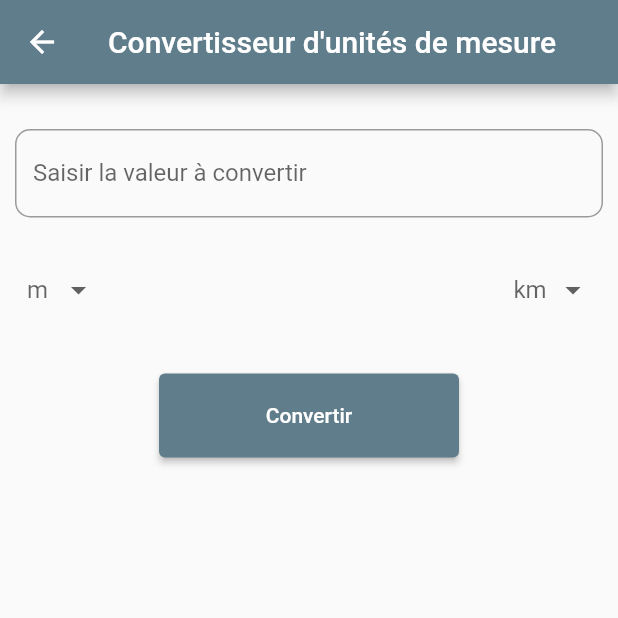
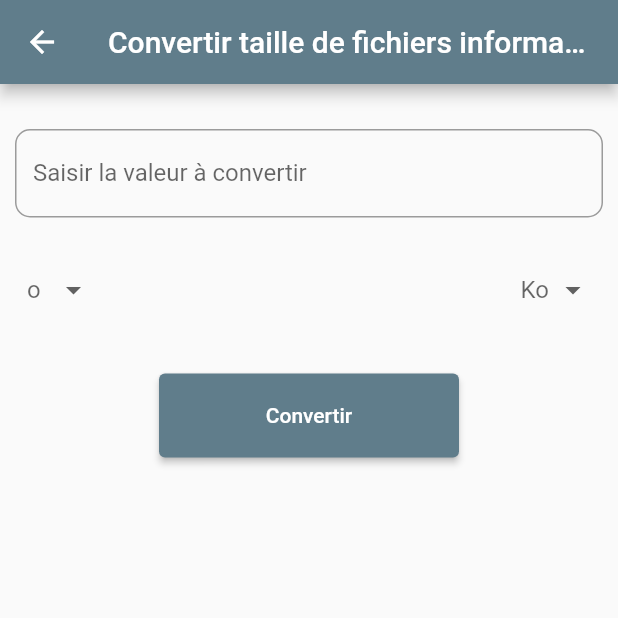
Before and after one commit to lucasdsm78/UtilitaireFlutter, a Flutter app: the HomePage screen opened by its route, after a tap on "Informatique", on a phone screen of 412 x 824 dp, the top half of it. Run offline on Flutter 3.47's test engine with Material 2 defaults, Android fonts, the light colour scheme and no system bars.

Commit message:
_FileSize convertir taille de fichiers informatiques

```diff
--- /dev/null
+++ b/lib/widgets/_FileSizePage.dart
@@ -0,0 +1,166 @@
+import 'package:flutter/material.dart';
+import 'package:flutter/services.dart';
+
+class FileSizePage extends StatefulWidget {
+  static const tag = 'file_size_page';
+
+  @override
+  _FileSizePageState createState() => _FileSizePageState();
+}
+
+class _FileSizePageState extends State<FileSizePage> {
+
+  // 2 tableaux pour alimenter les dropdown
+  final _fromMeasureItems = ['o','Ko'];
+  final _toMeasureItems = ['o','Ko','Mo','Go','To','Po'];
+
+  final _unitController = TextEditingController();
+  var _fromUnit;
+  var _toUnit;
+  int _result = 0;
+  double _finalResult = 0;
+  bool unitsSelected = false;
+
+  // Création d'un dropdown menu
+  DropdownMenuItem<String> buildMenuItem(String item) =>
+      DropdownMenuItem(
+        value: item,
+        child: Text(
+          item,
+          style: const TextStyle(
+            fontWeight: FontWeight.bold,
+          ),
+        ),
+      );
+
+  @override
+  Widget build(BuildContext context) {
+    return Scaffold(
+      appBar: AppBar(
+        title: const Text('Convertir taille de fichiers informatique'),
+      ),
+      body: SafeArea(
+        child: Padding(
+          padding: const EdgeInsets.all(10.0),
+          child: Column(
+            children: [
+              Padding(
+                padding: const EdgeInsets.only(top: 20.0),
+                child: TextField(
+                  controller: _unitController,
+                  keyboardType: TextInputType.number,
+                  inputFormatters: [
+                    FilteringTextInputFormatter.digitsOnly,
+                  ],
+                  decoration: InputDecoration(
+                    labelText: 'Saisir la valeur à convertir',
+                    border: OutlineInputBorder(
+                      borderRadius: BorderRadius.circular(10),
+                    ),
+                  ),
+                ),
+              ),
+              const SizedBox(height: 16.0,),
+              Padding(
+                padding: const EdgeInsets.all(8.0),
+                child: Row(
+                  mainAxisAlignment: MainAxisAlignment.spaceBetween,
+                  children: [
+                    Column(
+                      crossAxisAlignment: CrossAxisAlignment.start,
+                      children: [
+                        DropdownButtonHideUnderline(
+                          child: DropdownButton(
+                            hint: const Text('o',),
+                            value: _fromUnit,
+                            items: _fromMeasureItems.map(buildMenuItem).toList(),
+                            onChanged: (value) => setState(() {
+                              this._fromUnit = value;
+                              unitsSelected = false;
+                            }),
+                          ),
+                        ),
+                      ],
+                    ),
+                    Column(
+                      crossAxisAlignment: CrossAxisAlignment.start,
+                      children: [
+                        DropdownButtonHideUnderline(
+                          child: DropdownButton(
+                            hint: const Text('Ko'),
+                            value: _toUnit,
+                            items: _toMeasureItems.map(buildMenuItem).toList(),
+                            onChanged: (value) => setState(() {
+                              this._toUnit = value;
+                              unitsSelected = false;
+                            }),
+                          ),
+                        ),
+                      ],
+                    ),
+                  ],
+                ),
+              ),
+              const SizedBox(height: 16.0,),
+              Padding(
+                padding: const EdgeInsets.all(8.0),
+                child: ElevatedButton(
+                  style: ButtonStyle(
+                      padding: MaterialStateProperty.all(const EdgeInsets.all(20)),
+                      minimumSize: MaterialStateProperty.all(const Size(200, 40))
+                  ),
+                  onPressed: () {
+                    setState(() {
+                      _result = int.parse(_unitController.text);
+                    });
+                    // Vérifie si la saisie de l'utilisateur est complète
+                    if(_unitController.text != '' && _fromUnit.isNotEmpty  && _toUnit.isNotEmpty) {
+                      unitsSelected = true;
+                      if(_fromUnit == 'o' && _toUnit == 'o'){
+                        _finalResult = _result * 1;
+                      } else if(_fromUnit == 'o' && _toUnit == 'Ko'){
+                        _finalResult = _result / 1000;
+                      } else if(_fromUnit == 'o' && _toUnit == 'Mo'){
+                        _finalResult = _result / 1000000;
+                      } else if(_fromUnit == 'o' && _toUnit == 'Go'){
+                        _finalResult = _result * 1e-9;
+                      } else if(_fromUnit == 'o' && _toUnit == 'To'){
+                        _finalResult = _result * 1e-12;
+                      } else if(_fromUnit == 'o' && _toUnit == 'Po'){
+                        _finalResult = _result * 1e-15;
+                      } else if(_fromUnit == 'Ko' && _toUnit == 'Ko'){
+                        _finalResult = _result * 1;
+                      } else if(_fromUnit == 'Ko' && _toUnit == 'o'){
+                        _finalResult = _result * 1000;
+                      } else if(_fromUnit == 'Ko' && _toUnit == 'Mo'){
+                        _finalResult = _result / 1000 ;
+                      } else if(_fromUnit == 'Ko' && _toUnit == 'Go'){
+                        _finalResult = _result / 1000000;
+                      } else if(_fromUnit == 'Ko' && _toUnit == 'To'){
+                        _finalResult = _result * 1e-9;
+                      } else if(_fromUnit == 'Ko' && _toUnit == 'Po'){
+                        _finalResult = _result * 1e-12;
+                      }
+                    };
+                  },
+                  child: const Text('Convertir'),
+                ),
+              ),
+              const SizedBox(height: 20.0,),
+              Text((() {
+                if(unitsSelected){
+                  return '$_result $_fromUnit = $_finalResult $_toUnit';
+                } return '';})(),
+                style: const TextStyle(
+                  fontWeight: FontWeight.bold,
+                  fontSize: 25,
+                ), textAlign: TextAlign.center,
+              ),
+              const SizedBox(height: 150.0,),
+            ],
+          ),
+        ),
+      ),
+    );
+  }
+}
--- a/lib/widgets/_HomePage.dart
+++ b/lib/widgets/_HomePage.dart
@@ -2,6 +2,7 @@ import 'package:flutter/material.dart';
 
 import 'package:utilitaire_flutter/models/MenuItem.dart';
 import 'package:utilitaire_flutter/widgets/_DistanceConverterPage.dart';
+import 'package:utilitaire_flutter/widgets/_FileSizePage.dart';
 import 'package:utilitaire_flutter/widgets/userYears.dart';
 
 class HomePage extends StatefulWidget {
@@ -24,11 +25,12 @@ class _HomePageState extends State<HomePage> {
             // TODO: Mettre à jour les routes
             MenuItem('Accueil', Icons.home , Colors.blueGrey, HomePage.tag),
             MenuItem('Distance', Icons.straighten , Colors.yellow, DistanceConverterPage.tag),
+            //MenuItem('Promotions', Icons.discount , Colors.orange, MyCustomForm.tag),
             MenuItem('Anniversaire', Icons.cake , Colors.pink, UserYear.tag),
-            MenuItem('Informatique', Icons.folder , Colors.teal, DistanceConverterPage.tag),
-            MenuItem('Température', Icons.thermostat , Colors.purple, DistanceConverterPage.tag),
-            MenuItem('Chiffres romains', Icons.numbers , Colors.green, DistanceConverterPage.tag),
-            MenuItem('Calendrier', Icons.date_range , Colors.red, DistanceConverterPage.tag),
+            MenuItem('Informatique', Icons.folder , Colors.teal, FileSizePage.tag),
+            MenuItem('Température', Icons.thermostat , Colors.purple, HomePage.tag),
+            MenuItem('Chiffres romains', Icons.numbers , Colors.green, HomePage.tag),
+            MenuItem('Temps', Icons.timer , Colors.red, HomePage.tag),
           ],
         ),
       ),
--- a/lib/widgets/_MyApp.dart
+++ b/lib/widgets/_MyApp.dart
@@ -1,4 +1,5 @@
 import 'package:flutter/material.dart';
+import 'package:utilitaire_flutter/widgets/_FileSizePage.dart';
 import 'package:utilitaire_flutter/widgets/_HomePage.dart';
 import 'package:utilitaire_flutter/widgets/_DistanceConverterPage.dart';
 import 'package:utilitaire_flutter/widgets/userYears.dart';
@@ -14,6 +15,8 @@ class MyApp extends StatelessWidget {
         HomePage.tag: (context) => HomePage(),
         DistanceConverterPage.tag: (context) => DistanceConverterPage(),
         UserYear.tag: (context) => UserYear(),
+        FileSizePage.tag: (context) => FileSizePage(),
+        //MyCustomForm.tag: (context) => MyCustomForm(),
       },
       theme: ThemeData(
         primarySwatch: Colors.blueGrey,
```
